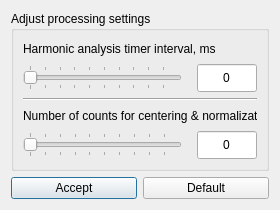
This is Sources/qprocessingdialog.ui in pi-null-mezon/QPULSECAPTURE as Qt 5 draws it before an edit. The edited form follows.
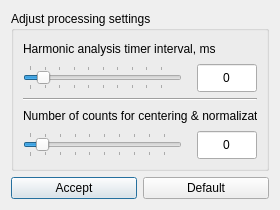
This is the edited form.

Patch:
```diff
--- a/Sources/qprocessingdialog.ui
+++ b/Sources/qprocessingdialog.ui
@@ -67,7 +67,7 @@
              </sizepolicy>
             </property>
             <property name="minimum">
-             <number>125</number>
+             <number>50</number>
             </property>
             <property name="maximum">
              <number>5000</number>
@@ -78,6 +78,12 @@
             <property name="pageStep">
              <number>500</number>
             </property>
+            <property name="value">
+             <number>500</number>
+            </property>
+            <property name="sliderPosition">
+             <number>500</number>
+            </property>
             <property name="orientation">
              <enum>Qt::Horizontal</enum>
             </property>
@@ -153,6 +159,9 @@
             <property name="singleStep">
              <number>2</number>
             </property>
+            <property name="sliderPosition">
+             <number>10</number>
+            </property>
             <property name="orientation">
              <enum>Qt::Horizontal</enum>
             </property>
```
Left out of the diff: 2 changed lines with no effect on the pictures.
